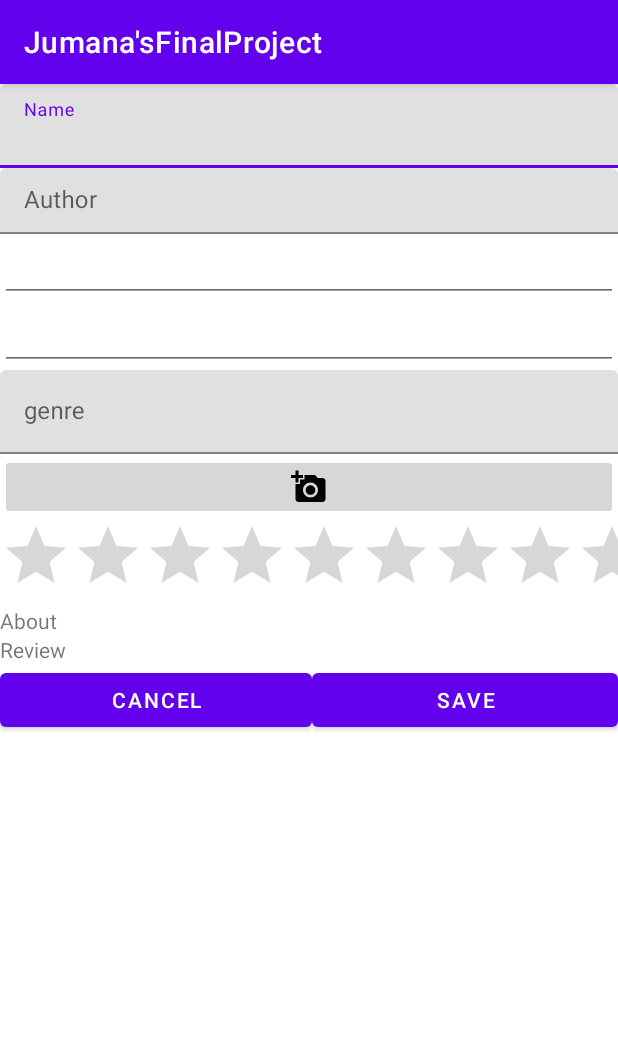
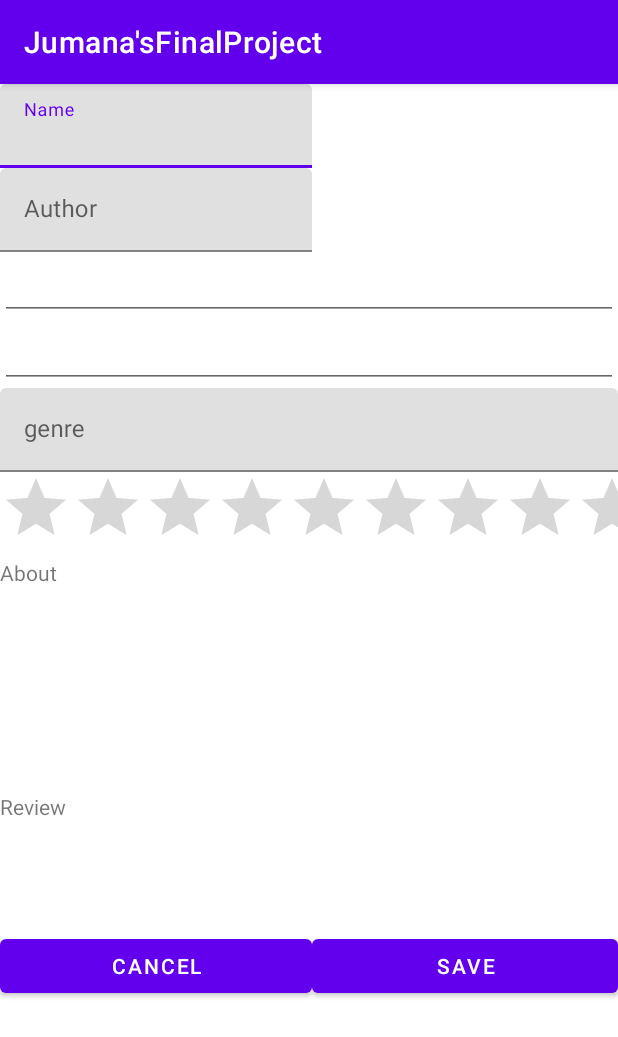
Before and after one commit to shokjumana/Jumana_final_project_0.1, an Android app: the addBook screen opened directly, with no data from a screen before it, on a phone screen of 412 x 824 dp. Shown: the top 1037 px of the screen. Run offline under Robolectric (Android 15) with nearby library versions, the phone set to English and light mode, and no system bars; our stand-ins replace Firebase (no records; nobody signed in at launch, a user with empty details on screens opened directly).

```diff
--- a/app/src/main/java/shk/jumana/jumanasfinalproject/addBook.java
+++ b/app/src/main/java/shk/jumana/jumanasfinalproject/addBook.java
@@ -49,7 +49,6 @@ public class addBook extends AppCompatActivity
         tvAbout=findViewById(R.id.tvAbout);
         btnCancelTask= findViewById(R.id.btnCancelTask);
         btnSaveTask= findViewById(R.id.btnSaveTask);
-        imageBook=findViewById(R.id.imageBook);
 
 
 
@@ -117,11 +116,12 @@ public class addBook extends AppCompatActivity
                         if (task.isSuccessful())
                         {
                             finish();
-                            Toast.makeText(addBook.this,"added succefuly",Toast.LENGTH_SHORT).show();
+                            Toast.makeText(addBook.this,"added successfuly",Toast.LENGTH_SHORT).show();
                         }
                         else
                         {
-                            Toast.makeText(addBook.this,"added failled",Toast.LENGTH_SHORT).show();
+
+                            Toast.makeText(addBook.this,"added failed",Toast.LENGTH_SHORT).show();
                         }
 
 
--- a/app/src/main/res/layout/activity_add_book.xml
+++ b/app/src/main/res/layout/activity_add_book.xml
@@ -7,13 +7,19 @@
     android:orientation="vertical"
     tools:context=".addBook">
 
+    <ImageView
+        android:id="@+id/imageView"
+        android:layout_width="170dp"
+        android:layout_height="wrap_content"
+        tools:srcCompat="@tools:sample/avatars" />
+
     <com.google.android.material.textfield.TextInputLayout
         android:layout_width="match_parent"
         android:layout_height="match_parent">
 
         <com.google.android.material.textfield.TextInputEditText
             android:id="@+id/etNameBook"
-            android:layout_width="match_parent"
+            android:layout_width="208dp"
             android:layout_height="wrap_content"
             android:hint="Name" />
     </com.google.android.material.textfield.TextInputLayout>
@@ -24,8 +30,8 @@
 
         <com.google.android.material.textfield.TextInputEditText
             android:id="@+id/etAuthor"
-            android:layout_width="match_parent"
-            android:layout_height="44dp"
+            android:layout_width="208dp"
+            android:layout_height="wrap_content"
             android:hint="Author" />
     </com.google.android.material.textfield.TextInputLayout>
 
@@ -54,12 +60,6 @@
             android:hint="genre" />
     </com.google.android.material.textfield.TextInputLayout>
 
-    <ImageButton
-        android:id="@+id/imageBook"
-        android:layout_width="match_parent"
-        android:layout_height="wrap_content"
-        app:srcCompat="@drawable/ic_baseline_add_a_photo_24" />
-
     <RatingBar
         android:id="@+id/rbRate"
         android:layout_width="match_parent"
@@ -68,13 +68,13 @@
     <TextView
         android:id="@+id/tvAbout"
         android:layout_width="match_parent"
-        android:layout_height="wrap_content"
+        android:layout_height="156dp"
         android:text="About" />
 
     <TextView
         android:id="@+id/tvReview"
         android:layout_width="match_parent"
-        android:layout_height="wrap_content"
+        android:layout_height="92dp"
         android:text="Review" />
 
     <LinearLayout
--- a/app/src/main/res/layout/activity_main.xml
+++ b/app/src/main/res/layout/activity_main.xml
@@ -14,7 +14,7 @@
         android:orientation="horizontal">
 
         <SearchView
-            android:layout_width="199dp"
+            android:layout_width="288dp"
             android:layout_height="wrap_content"
             android:layout_weight="4">
 
```
Also changed, not shown: app/src/main/java/shk/jumana/jumanasfinalproject/data/BookAdapter.java (added, +53 -0 lines), app/src/main/res/layout/book_item.xml (added, +51 -0 lines).
